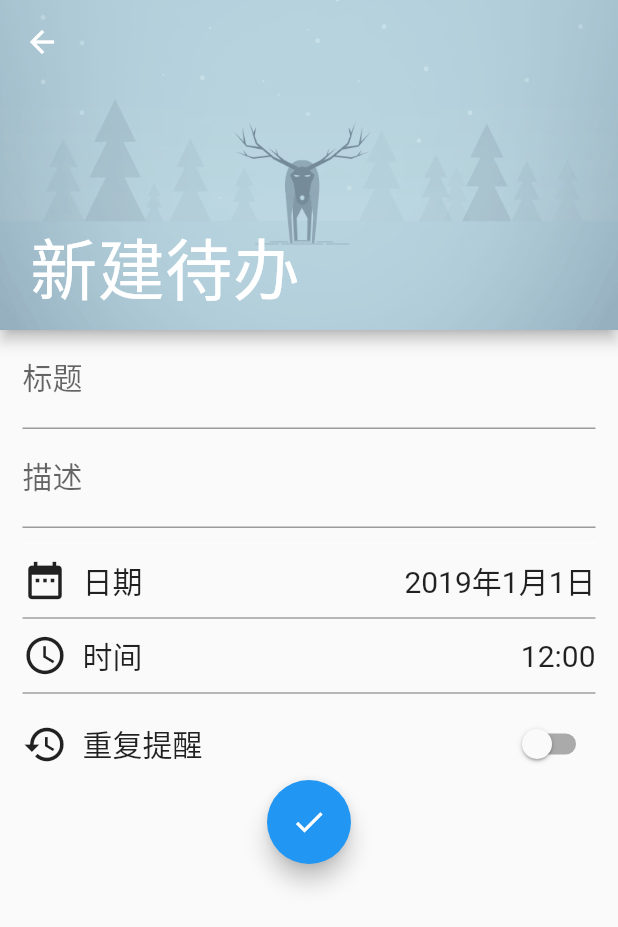
After one commit to LeeLulin/ToDoList-Flutter, a Flutter app: the NewTodoPage screen opened directly, on a phone screen of 412 x 824 dp. The commit adds this screen. Shown: the top 927 px of the screen. Run offline on Flutter 3.47's test engine with Material 2 defaults, Android fonts, the light colour scheme and no system bars; our stand-ins replace cached_network_image, dio, fluttertoast, shared_preferences, sqflite; accounts and stored records are empty; generated files the repository leaves out were written again; network calls fail.

Commit message:
增加新建待办页面

```diff
--- a/lib/pages/LoginPage.dart
+++ b/lib/pages/LoginPage.dart
@@ -43,7 +43,7 @@ class _LoginPageState extends State<LoginPage> {
                 keyboardType: TextInputType.emailAddress,
                 autofocus: false,
                 decoration: new InputDecoration(
-                  hintText: '账号',
+                  labelText: '账号',
                   border: InputBorder.none,
                 ),
                 onChanged: (String value) => _username = value,
@@ -54,7 +54,7 @@ class _LoginPageState extends State<LoginPage> {
                 autofocus: false,
                 obscureText: true,
                 decoration:  new InputDecoration(
-                  hintText: '密码',
+                  labelText: '密码',
                   border: InputBorder.none,
                 ),
                 onChanged: (String value) => _password = value,
--- /dev/null
+++ b/lib/pages/NewTodoPage.dart
@@ -0,0 +1,205 @@
+import 'package:flutter/cupertino.dart';
+import 'package:flutter/material.dart';
+
+class NewTodoPage extends StatefulWidget {
+
+
+  @override
+  _NewTodoPageState createState() => new _NewTodoPageState();
+
+}
+class _NewTodoPageState extends State<NewTodoPage>{
+
+  bool isRepeat=false;
+  String date = "2019年1月1日",time = "12:00";
+  Widget build(BuildContext context) {
+    return Scaffold(
+      body: CustomScrollView(
+        physics: NeverScrollableScrollPhysics(),
+          slivers: <Widget>[
+        SliverAppBar(
+//            title: Text(''),
+          centerTitle: true,
+          // 展开的高度
+          expandedHeight: 220.0,
+          // 强制显示阴影
+          forceElevated: true,
+          // 设置该属性，当有下滑手势的时候，就会显示 AppBar
+          floating: true,
+          // 该属性只有在 floating 为 true 的情况下使用，不然会报错
+          // 当上滑到一定的比例，会自动把 AppBar 收缩（不知道是不是 bug，当 AppBar 下面的部件没有被 AppBar 覆盖的时候，不会自动收缩）
+          // 当下滑到一定比例，会自动把 AppBar 展开
+          //snap: true,
+          // 设置该属性使 Appbar 折叠后不消失
+          pinned: true,
+          // 通过这个属性设置 AppBar 的背景
+          flexibleSpace: FlexibleSpaceBar(
+
+            centerTitle: false,
+            titlePadding: EdgeInsets.only(left: 20.0, bottom: 10.0),
+
+            title: Text('新建待办',
+              style: new TextStyle(
+                fontSize: 30.0,
+              ),),
+            // 背景折叠动画
+            collapseMode: CollapseMode.parallax,
+            background: Image.asset('images/img_1.png', fit: BoxFit.cover),
+
+          ),
+
+
+        ),
+
+
+        SliverFillRemaining(
+          child: new Padding(
+            padding: EdgeInsets.only(left: 15.0, right: 15.0, ),
+            child: SingleChildScrollView(
+              child: new Column(
+                children: <Widget>[
+                  new TextField(
+                    autofocus: false,
+                    style: TextStyle(fontSize: 20.0),
+                    decoration: new InputDecoration(
+                      labelText: '标题',
+                    ),
+                    onChanged: null,
+                  ),
+
+                  new TextField(
+                    autofocus: false,
+                    style: TextStyle(fontSize: 20.0),
+                    decoration: new InputDecoration(
+                      labelText: '描述',
+                    ),
+                    onChanged: null,
+                  ),
+
+                  Divider(height:20.0,indent:0.0,color: Colors.white70,),
+
+                  new GestureDetector(
+                    behavior: HitTestBehavior.translucent,
+                    child: new Row(
+                      mainAxisAlignment: MainAxisAlignment.spaceBetween,
+                      children: <Widget>[
+                        new Row(
+                          children: <Widget>[
+                            new Icon(Icons.date_range, size: 30.0,),
+                            VerticalDivider(width:10.0,indent:0.0,color: Colors.transparent,),
+                            new Text("日期",
+                              style: TextStyle(fontSize: 20.0),
+                            ),
+                          ],
+                        ),
+
+                        new Text(date,
+                          style: TextStyle(fontSize: 20.0),
+                        )
+
+                      ],
+                    ),
+                    onTap: () => _showDatePicker(),
+
+
+                  ),
+
+
+                  Divider(height:20.0,indent:0.0,color: Colors.black54),
+
+                  new GestureDetector(
+                    behavior: HitTestBehavior.translucent,
+                    child: new Row(
+                      mainAxisAlignment: MainAxisAlignment.spaceBetween,
+                      children: <Widget>[
+                        new Row(
+                          children: <Widget>[
+                            new Icon(Icons.access_time, size: 30.0,),
+                            VerticalDivider(width:10.0,indent:0.0,color: Colors.transparent,),
+                            new Text("时间",
+                              style: TextStyle(fontSize: 20.0),
+                            ),
+                          ],
+                        ),
+
+                        new Text(time,
+                          style: TextStyle(fontSize: 20.0),
+                        )
+
+                      ],
+
+                    ),
+
+                    onTap: () => _showTimePicker(),
+
+                  ),
+
+
+                  Divider(height:20.0,indent:0.0,color: Colors.black54),
+
+                  new Row(
+                    mainAxisAlignment: MainAxisAlignment.spaceBetween,
+                    children: <Widget>[
+                      new Row(
+                        children: <Widget>[
+                          new Icon(Icons.restore, size: 30.0,),
+                          VerticalDivider(width:10.0,indent:0.0,color: Colors.transparent,),
+                          new Text("重复提醒",
+                            style: TextStyle(fontSize: 20.0),
+                          ),
+                        ],
+                      ),
+
+                      new Switch(
+                          value: isRepeat,
+                          onChanged: (bool value){
+                            setState(() {
+                              isRepeat = value;
+                            });
+                          }),
+
+                    ],
+                  ),
+
+                  new FloatingActionButton(
+                    tooltip: "按这么长时间干嘛",
+                    child: new Icon(Icons.done),
+                    onPressed: null,
+                  ),
+
+                ],
+              ),
+            ),
+
+          ),
+
+        ),
+
+      ]),
+
+    );
+  }
+  _showDatePicker() async {
+    var picker = await showDatePicker(context: context,
+      initialDate: DateTime.now(),
+      firstDate: DateTime(2019),
+      lastDate: DateTime(2119),
+    );
+    setState(() {
+      date = picker.toString().substring(0,10);
+    });
+  }
+
+  _showTimePicker() async {
+    var picker = await showTimePicker(context: context,
+        initialTime: TimeOfDay.now());
+    setState(() {
+      int remindTime = picker;
+      time = picker.toString().substring(10,15);
+      print(time);
+    });
+  }
+
+
+
+}
--- a/pubspec.yaml
+++ b/pubspec.yaml
@@ -22,6 +22,9 @@ dependencies:
   path_provider: ^1.1.2
   sqflite: ^1.1.6
 
+  flutter_localizations:
+    sdk: flutter
+
 dev_dependencies:
   flutter_test:
     sdk: flutter
```
Also changed, not shown: lib/main.dart (+11 -1 lines), lib/pages/HomePage.dart (+17 -3 lines), lib/pages/RegisterPage.dart (+6 -6 lines), pubspec.lock.
